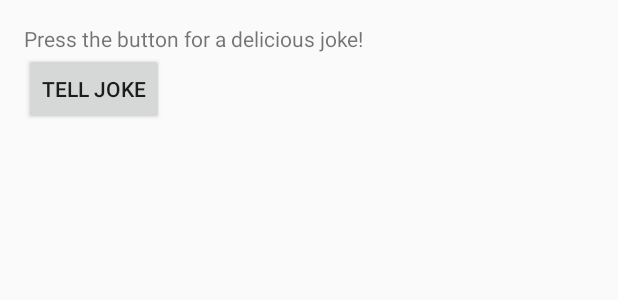
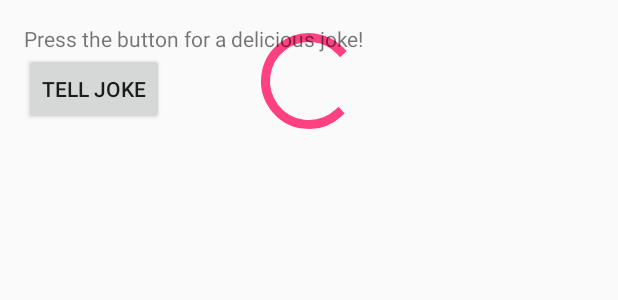
Before and after one commit to tsato1/BuildItBigger, an Android app: the layout fragment_main.xml on its own in the app's theme, with its tools: preview values and no code run, on a phone screen of 412 x 824 dp. Shown: the top 300 px of the screen. Run offline under Robolectric (Android 15) with nearby library versions, the phone set to English and light mode, and no system bars.

Commit message:
Progress bar added.
Progress bar shows up during the process of asynctask that fetches a joke from the java library

```diff
--- a/app/src/main/res/layout/fragment_main.xml
+++ b/app/src/main/res/layout/fragment_main.xml
@@ -10,11 +10,17 @@
     android:paddingBottom="@dimen/activity_vertical_margin"
     tools:context=".MainActivityFragment">
 
+    <ProgressBar
+        android:id="@+id/progress_bar"
+        style="?android:attr/progressBarStyleLarge"
+        android:layout_width="wrap_content"
+        android:layout_height="wrap_content"
+        android:layout_centerHorizontal="true" />
+
     <TextView android:text="@string/instructions"
         android:layout_width="wrap_content"
         android:layout_height="wrap_content"
-        android:id="@+id/instructions_text_view"
-        />
+        android:id="@+id/instructions_text_view" />
 
     <Button
         android:id="@+id/btn_joke"
@@ -22,8 +28,7 @@
         android:layout_height="wrap_content"
         android:layout_below="@+id/instructions_text_view"
         android:text="@string/button_text"
-        android:onClick="launchLibraryActivity"
-        />
+        android:onClick="launchLibraryActivity" />
 
     <com.google.android.gms.ads.AdView
         android:id="@+id/adView"
```
Also changed, not shown: app/src/main/java/com/takahidesato/builditbigger/EndpointsAsyncTask.java (+23 -15 lines), app/src/main/java/com/takahidesato/builditbigger/MainActivity.java (+7 -1 lines).
